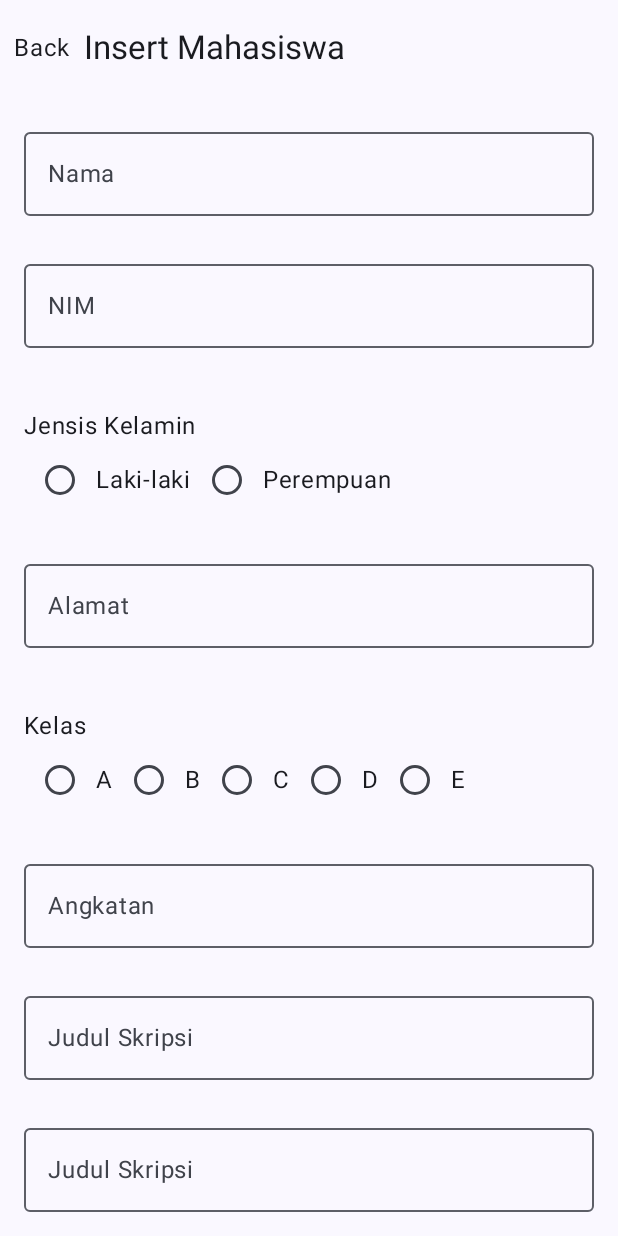
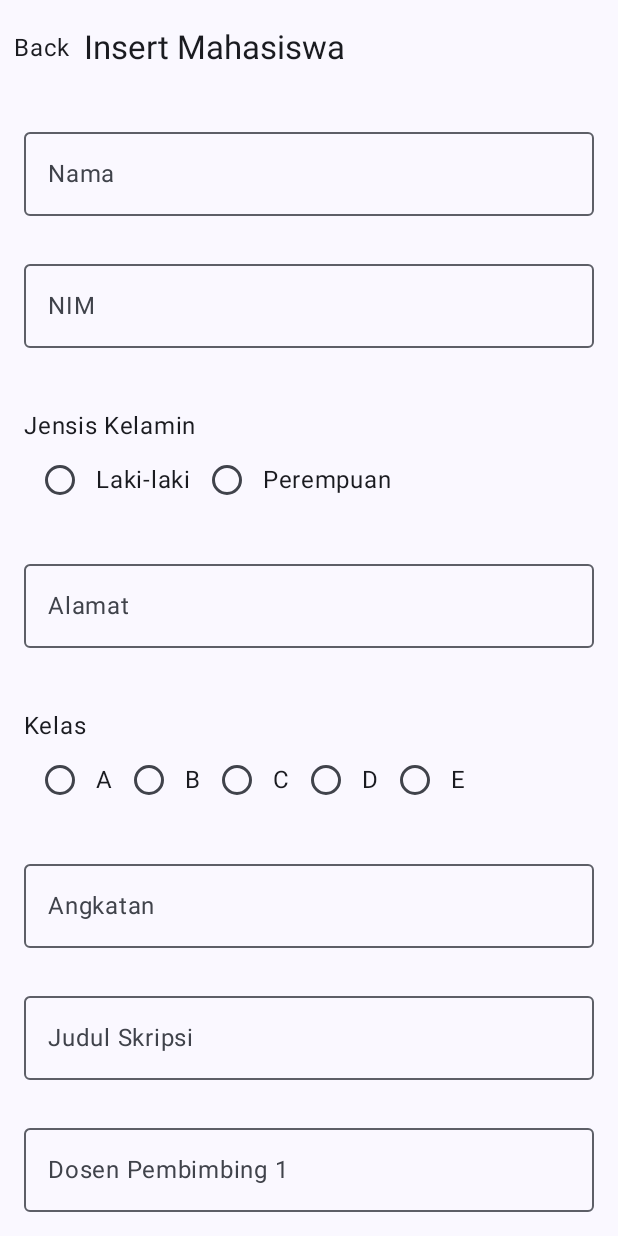
Before and after one commit to Defarrel/QuestFireBase_033, an Android app built with Jetpack Compose: the screen it shows after launch (MainActivity), after a tap on "Add Mahasiswa", on a phone screen of 412 x 824 dp. Run offline under Robolectric (Android 15) with nearby library versions, the phone set to English and light mode, and no system bars; our stand-ins replace Firebase (no records; nobody signed in at launch, a user with empty details on screens opened directly).

```diff
--- a/app/src/main/java/com/example/tugas_pertemuan14/ui/home/pages/InsertView.kt
+++ b/app/src/main/java/com/example/tugas_pertemuan14/ui/home/pages/InsertView.kt
@@ -10,7 +10,9 @@ import androidx.compose.foundation.layout.fillMaxWidth
 import androidx.compose.foundation.layout.height
 import androidx.compose.foundation.layout.padding
 import androidx.compose.foundation.layout.size
+import androidx.compose.foundation.rememberScrollState
 import androidx.compose.foundation.text.KeyboardOptions
+import androidx.compose.foundation.verticalScroll
 import androidx.compose.material3.Button
 import androidx.compose.material3.CircularProgressIndicator
 import androidx.compose.material3.ExperimentalMaterial3Api
@@ -55,6 +57,7 @@ fun InsertView(
     val uiEvent = viewModel.uiEvent //state utama untuk form dan validasi
     val snackbarHostState = remember { SnackbarHostState() } //state utama untuk snackbar
     val coroutineScope = rememberCoroutineScope()
+    val scrollState = rememberScrollState()
 
     // Observasi peruabahan state untuk snackbar dan navigasi
 
@@ -96,6 +99,7 @@ fun InsertView(
                 .fillMaxSize()
                 .padding(padding)
                 .padding(16.dp)
+                .verticalScroll(state = scrollState)
         ) {
             InsertBodyMhs(
                 uiState = uiEvent,
@@ -287,19 +291,6 @@ fun FormMahasiswa(
             text = errorState.skripsi ?: "",
             color = Color.Red
         )
-        OutlinedTextField(
-            modifier = Modifier.fillMaxWidth(),
-            value = mahasiswaEvent.skripsi,
-            onValueChange = { onValueChange(mahasiswaEvent.copy(skripsi = it)) },
-            label = { Text("Judul Skripsi") },
-            singleLine = true,
-            isError = errorState.skripsi != null,
-            placeholder = { Text("Masukkan Judul Skripsi") },
-        )
-        Text(
-            text = errorState.skripsi ?: "",
-            color = Color.Red
-        )
 
         OutlinedTextField(
             modifier = Modifier.fillMaxWidth(),
```
